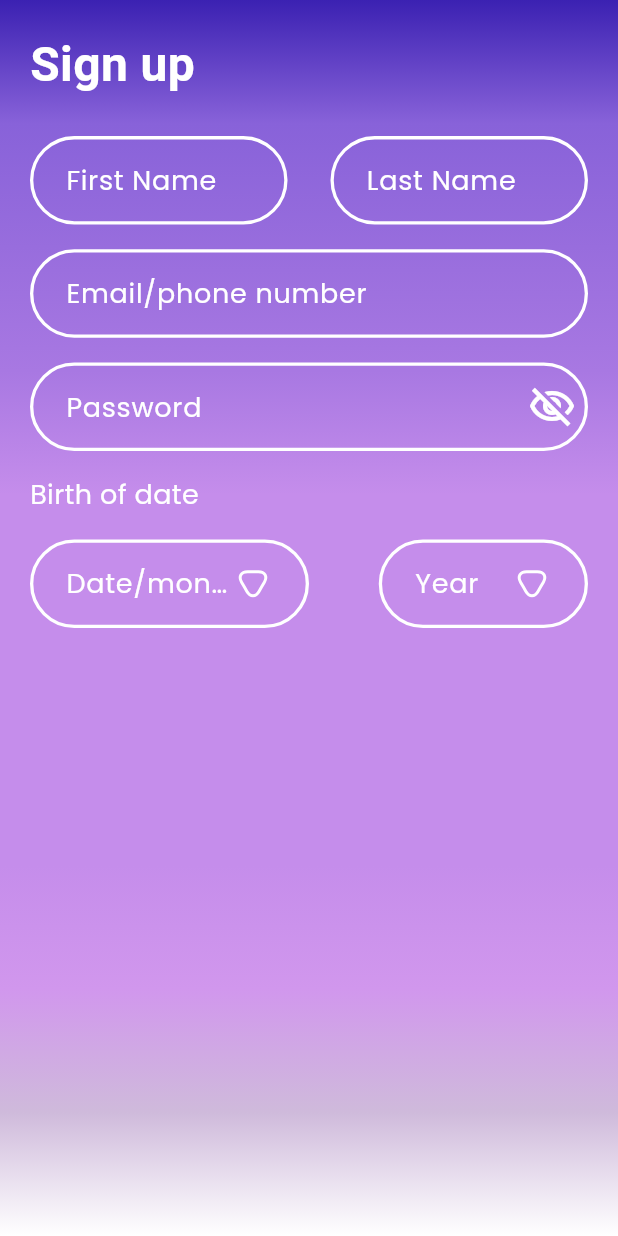
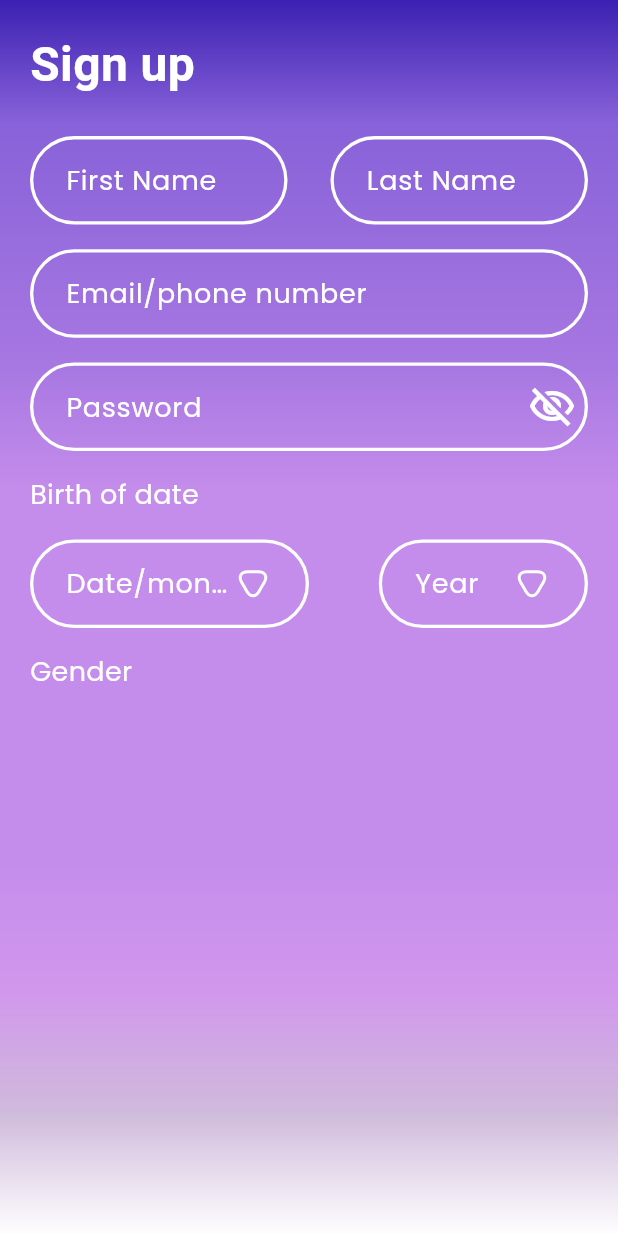
Before and after one commit to amgadelmarghny/social_media_app, a Flutter app: the RegisterView screen opened by its route, on a phone screen of 412 x 824 dp. Run offline on Flutter 3.47's test engine with Material 3 defaults, Android fonts, the phone set to English and light mode, and no system bars; our stand-ins replace bloc, flutter_bloc, flutter_svg, google_fonts, smooth_page_indicator.

Commit message:
create gender icon

```diff
--- a/lib/modules/reqister/register_view_body.dart
+++ b/lib/modules/reqister/register_view_body.dart
@@ -1,5 +1,4 @@
 import 'package:flutter/material.dart';
-import 'package:flutter/widgets.dart';
 import 'package:flutter_svg/flutter_svg.dart';
 import 'package:social_media_app/shared/components/textformfield.dart';
 import 'package:social_media_app/shared/style/fonts/font_style.dart';
@@ -127,6 +126,16 @@ class _RegisterViewBodyState extends State<RegisterViewBody> {
                   ),
                 ],
               ),
+              SizedBox(
+                height: h * 0.02,
+              ),
+              Text(
+                'Gender',
+                style: FontsStyle.font18Popin(),
+              ),
+              SizedBox(
+                height: h * 0.02,
+              ),
             ],
           ),
         ),
```
Also changed, not shown: lib/shared/components/gender_icon.dart (added, +32 -0 lines).
